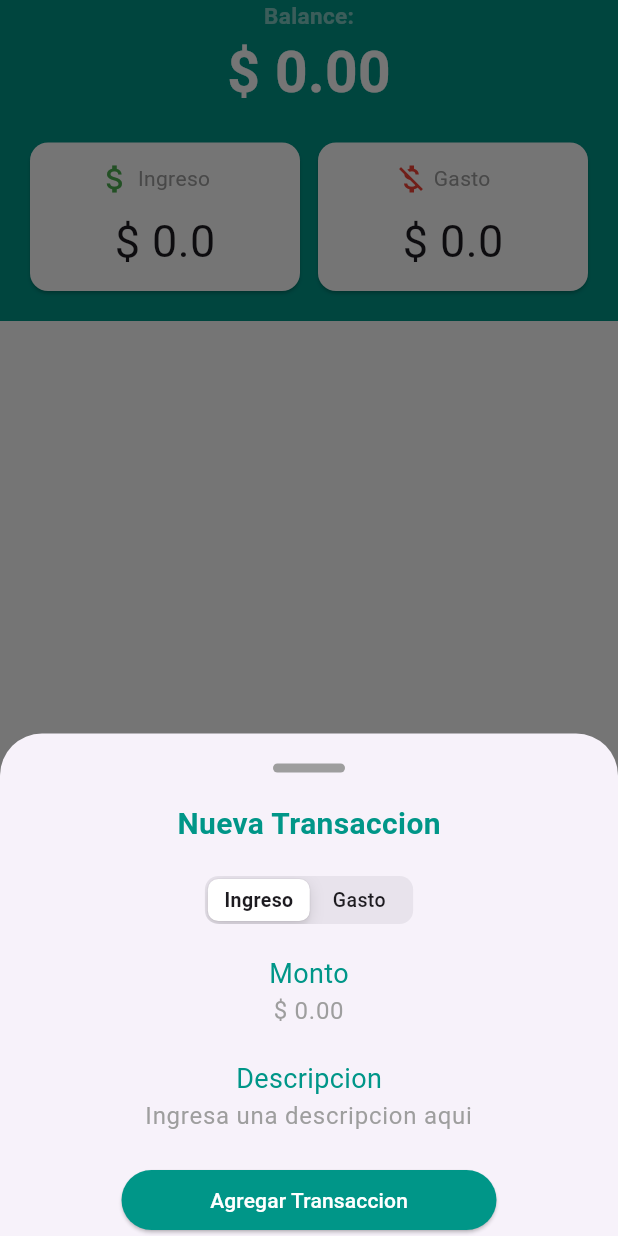
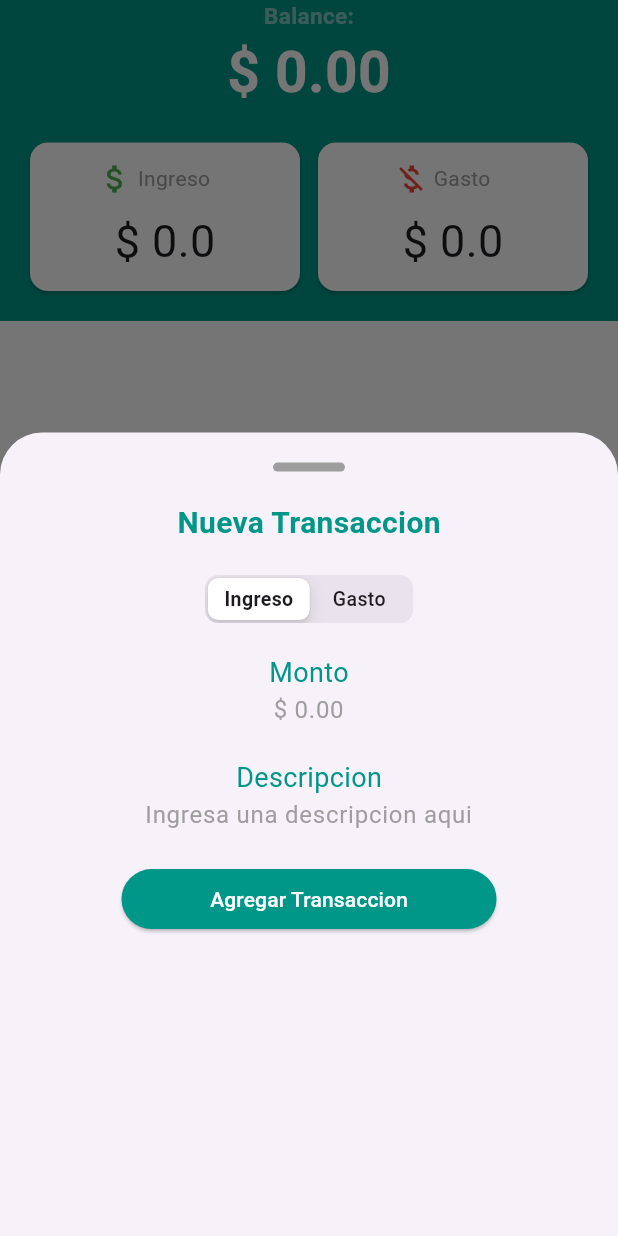
Before and after one commit to jesudavix/Seguidor-de-finanzas, a Flutter app: the HomeScreen screen opened directly, after a tap on the "add" icon, on a phone screen of 412 x 824 dp. Run offline on Flutter 3.47's test engine with Material 3 defaults, Android fonts, the light colour scheme and no system bars; our stand-ins replace bloc, currency_text_input_formatter, equatable, flutter_bloc.

Commit message:
Bug corregido

```diff
--- a/seguidor_finanzas/lib/screens/home_screen.dart
+++ b/seguidor_finanzas/lib/screens/home_screen.dart
@@ -31,7 +31,7 @@ class HomeScreen extends StatelessWidget {
             builder: (context, state) {
               if (state is HomeLoadSuccess) {
                 return AppBarHomeScreen(nombre: state.nombreUsuario);
-              } else{
+              } else {
                 return SizedBox.shrink();
               }
             },
@@ -47,7 +47,10 @@ class HomeScreen extends StatelessWidget {
               builder: (_) {
                 return BlocProvider.value(
                   value: context.read<SelectedTransaccionTypeBloc>(),
-                  child: AgregarTransaction(),
+                  child: FractionallySizedBox(
+                    heightFactor: 0.65,
+                    child: AgregarTransaction()
+                  ),
                 );
               },
             );
--- a/seguidor_finanzas/lib/widgets/agregar_transaction.dart
+++ b/seguidor_finanzas/lib/widgets/agregar_transaction.dart
@@ -23,7 +23,6 @@ class AgregarTransaction extends StatelessWidget {
         right: 16,
       ),
       child: Column(
-        mainAxisSize: MainAxisSize.min,
         children: [
           Container(
             margin: EdgeInsets.only(top: 8),
@@ -76,8 +75,6 @@ class AgregarTransaction extends StatelessWidget {
               hintText: "\$ 0.00",
               hintStyle: TextStyle(color: Colors.grey),
             ),
-            keyboardType: TextInputType.number,
-            autofocus: false,
           ),
           SizedBox(height: 20),
           Text("Descripcion", style: AppTextStyle.textTitleDescripcion),
@@ -88,7 +85,6 @@ class AgregarTransaction extends StatelessWidget {
               hintText: "Ingresa una descripcion aqui",
               hintStyle: TextStyle(color: Colors.grey),
             ),
-            keyboardType: TextInputType.text,
           ),
           SizedBox(height: 20),
           SizedBox(
```
Also changed, not shown: seguidor_finanzas/pubspec.lock.
